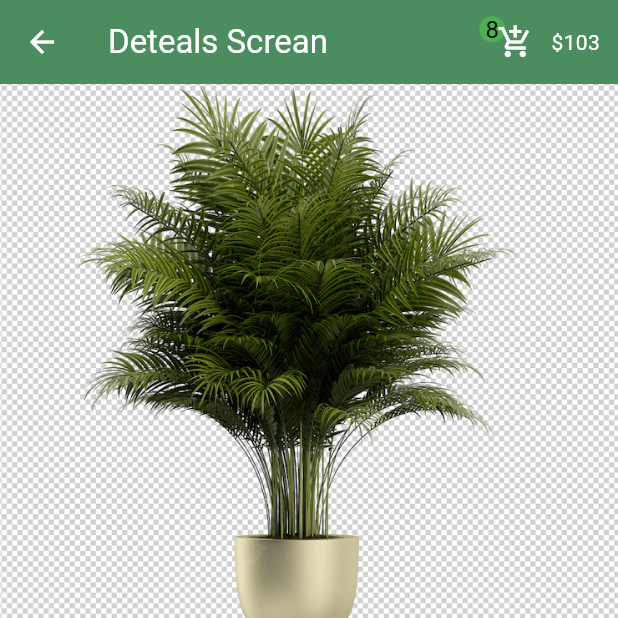
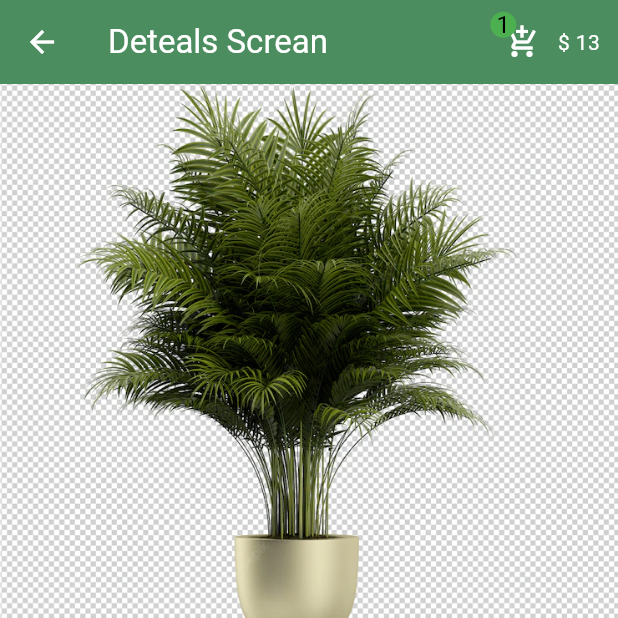
Before and after one commit to lbarsidati22/ecommerce_app, a Flutter app: the Home screen opened directly, after a tap on the "add" icon, after a tap on "$ 12.99", on a phone screen of 412 x 824 dp, the top half of it. Run offline on Flutter 3.47's test engine with Material 3 defaults, Android fonts, the phone set to English and light mode, and no system bars.

Commit message:
cusstom appbar

```diff
--- a/lib/main.dart
+++ b/lib/main.dart
@@ -3,6 +3,7 @@ import 'package:ecommerce_app/provider/cart.dart';
 import 'package:flutter/material.dart';
 import 'package:provider/provider.dart';
 
+import 'pages/checkout.dart';
 import 'pages/deteals_screan.dart';
 import 'pages/home.dart';
 import 'test/test_home.dart';
@@ -26,7 +27,7 @@ class EcommerceApp extends StatelessWidget {
         theme: ThemeData(
           useMaterial3: true,
         ),
-        home: Home(),
+        home: const Checkout(),
       ),
     );
   }
--- a/lib/pages/deteals_screan.dart
+++ b/lib/pages/deteals_screan.dart
@@ -1,6 +1,7 @@
 import 'package:ecommerce_app/model/item.dart';
 import 'package:flutter/material.dart';
 
+import '../shared/appbar.dart';
 import '../shared/colors_constans.dart';
 
 class DetealsScrean extends StatefulWidget {
@@ -18,47 +19,14 @@ class _DetealsScreanState extends State<DetealsScrean> {
   Widget build(BuildContext context) {
     return Scaffold(
       appBar: AppBar(
-        iconTheme: IconThemeData(
+        iconTheme: const IconThemeData(
           color: Colors.white,
         ),
-        actions: [
-          Stack(
-            children: [
-              Container(
-                padding: EdgeInsets.all(4),
-                child: Text(
-                  '8',
-                  style: TextStyle(
-                    color: Colors.black,
-                    fontSize: 16,
-                    fontWeight: FontWeight.w400,
-                  ),
-                ),
-                decoration: BoxDecoration(
-                  color: Colors.green,
-                  shape: BoxShape.circle,
-                ),
-              ),
-              IconButton(
-                  onPressed: () {},
-                  icon: Icon(
-                    color: Colors.white,
-                    Icons.add_shopping_cart,
-                  )),
-            ],
-          ),
-          Padding(
-            padding: const EdgeInsets.only(
-              right: 12,
-            ),
-            child: Text(
-              '\$103',
-              style: TextStyle(color: Colors.white),
-            ),
-          ),
+        actions: const [
+          PrudactAndPrice(),
         ],
         backgroundColor: appbarGreen,
-        title: Text(
+        title: const Text(
           'Deteals Screan',
           style: TextStyle(color: Colors.white),
         ),
@@ -67,26 +35,26 @@ class _DetealsScreanState extends State<DetealsScrean> {
         child: Column(
           children: [
             Image.asset(widget.prudact.imgPath),
-            SizedBox(
+            const SizedBox(
               height: 12,
             ),
             Text(
               '\$ ${widget.prudact.price}',
-              style: TextStyle(fontSize: 20),
+              style: const TextStyle(fontSize: 20),
             ),
-            SizedBox(
+            const SizedBox(
               height: 16,
             ),
             Row(
               mainAxisAlignment: MainAxisAlignment.spaceAround,
               children: [
                 Container(
-                  padding: EdgeInsets.all(6),
+                  padding: const EdgeInsets.all(6),
                   decoration: BoxDecoration(
                     borderRadius: BorderRadius.circular(8),
                     color: Colors.red,
                   ),
-                  child: Text(
+                  child: const Text(
                     'New',
                     style: TextStyle(
                       fontSize: 12,
@@ -94,10 +62,10 @@ class _DetealsScreanState extends State<DetealsScrean> {
                     ),
                   ),
                 ),
-                SizedBox(
+                const SizedBox(
                   width: 10,
                 ),
-                Row(
+                const Row(
                   children: [
                     Icon(
                       Icons.star,
@@ -126,19 +94,19 @@ class _DetealsScreanState extends State<DetealsScrean> {
                     ),
                   ],
                 ),
-                Spacer(),
+                const Spacer(),
                 Row(
                   children: [
-                    Icon(
+                    const Icon(
                       Icons.edit_location,
                       size: 25,
                     ),
-                    SizedBox(
+                    const SizedBox(
                       width: 4,
                     ),
                     Text(
                       widget.prudact.location,
-                      style: TextStyle(
+                      style: const TextStyle(
                         fontSize: 17,
                         fontWeight: FontWeight.w500,
                       ),
@@ -147,10 +115,10 @@ class _DetealsScreanState extends State<DetealsScrean> {
                 ),
               ],
             ),
-            SizedBox(
+            const SizedBox(
               height: 16,
             ),
-            SizedBox(
+            const SizedBox(
               width: double.infinity,
               child: Text(
                 'Details :',
@@ -161,13 +129,13 @@ class _DetealsScreanState extends State<DetealsScrean> {
                 ),
               ),
             ),
-            SizedBox(
+            const SizedBox(
               height: 16,
             ),
             Text(
               overflow: TextOverflow.fade,
               'Most flowering plants depend on animals, such as bees, moths, and butterflies, to transfer their pollen between different flowers, and have evolved to attract these pollinators by various strategies, including brightly colored, conspicuous petals, attractive scents, and the production of nectar, a food source for pollinators.[1] In this way, many flowering plants have co-evolved with pollinators to be mutually dependent on services they provide to one another—in the plants  a means of reproduction  the pollinatorsa source of food',
-              style: TextStyle(
+              style: const TextStyle(
                 fontSize: 16,
               ),
               maxLines: isShowMore ? 3 : null,
@@ -180,7 +148,7 @@ class _DetealsScreanState extends State<DetealsScrean> {
               },
               child: Text(
                 isShowMore ? 'Show more' : 'Show less',
-                style: TextStyle(
+                style: const TextStyle(
                   color: Colors.green,
                   fontSize: 17,
                   fontWeight: FontWeight.w600,
--- a/lib/pages/home.dart
+++ b/lib/pages/home.dart
@@ -5,9 +5,10 @@ import 'package:flutter/material.dart';
 import 'package:provider/provider.dart';
 
 import '../model/item.dart';
+import '../shared/appbar.dart';
 
 class Home extends StatelessWidget {
-  Home({super.key});
+  const Home({super.key});
 
   @override
   Widget build(BuildContext context) {
@@ -19,7 +20,7 @@ class Home extends StatelessWidget {
           children: [
             Column(
               children: [
-                UserAccountsDrawerHeader(
+                const UserAccountsDrawerHeader(
                   decoration: BoxDecoration(
                     image: DecorationImage(
                       image: AssetImage('assets/images/backgroundimage.jpg'),
@@ -38,33 +39,33 @@ class Home extends StatelessWidget {
                   ),
                 ),
                 ListTile(
-                  title: Text('Home'),
-                  leading: Icon(Icons.home),
+                  title: const Text('Home'),
+                  leading: const Icon(Icons.home),
                   onTap: () {},
                 ),
                 ListTile(
-                  title: Text('My Prudact'),
-                  leading: Icon(Icons.add_shopping_cart),
+                  title: const Text('My Prudact'),
+                  leading: const Icon(Icons.add_shopping_cart),
                   onTap: () {},
                 ),
                 ListTile(
-                  title: Text('about'),
-                  leading: Icon(
+                  title: const Text('about'),
+                  leading: const Icon(
                     Icons.help_center,
                   ),
                   onTap: () {},
                 ),
                 ListTile(
-                  title: Text('logout'),
-                  leading: Icon(
+                  title: const Text('logout'),
+                  leading: const Icon(
                     Icons.exit_to_app,
                   ),
                   onTap: () {},
                 ),
               ],
             ),
-            Padding(
-              padding: const EdgeInsets.all(8.0),
+            const Padding(
+              padding: EdgeInsets.all(8.0),
               child: Text(
                 'Developed by lbar sidati 2024',
                 style: TextStyle(
@@ -77,55 +78,14 @@ class Home extends StatelessWidget {
         ),
       ),
       appBar: AppBar(
-        iconTheme: IconThemeData(
+        iconTheme: const IconThemeData(
           color: Colors.white,
         ),
-        actions: [
-          Row(
-            children: [
-              Stack(
-                children: [
-                  IconButton(
-                      onPressed: () {},
-                      icon: Icon(
-                        color: Colors.white,
-                        Icons.add_shopping_cart,
-                      )),
-                  Positioned(
-                    top: -3,
-                    left: 3,
-                    child: Container(
-                      padding: EdgeInsets.all(4),
-                      child: Text(
-                        '${cartt.selectedPrudact.length}',
-                        style: TextStyle(
-                          color: Colors.black,
-                          fontSize: 16,
-                          fontWeight: FontWeight.w400,
-                        ),
-                      ),
-                      decoration: BoxDecoration(
-                        color: Colors.green,
-                        shape: BoxShape.circle,
-                      ),
-                    ),
-                  ),
-                ],
-              ),
-              Padding(
-                padding: const EdgeInsets.only(
-                  right: 12,
-                ),
-                child: Text(
-                  '\$ ${cartt.price}',
-                  style: TextStyle(color: Colors.white),
-                ),
-              ),
-            ],
-          ),
+        actions: const [
+          PrudactAndPrice(),
         ],
         backgroundColor: appbarGreen,
-        title: Text(
+        title: const Text(
           'Home',
           style: TextStyle(color: Colors.white),
         ),
@@ -134,7 +94,7 @@ class Home extends StatelessWidget {
         padding: const EdgeInsets.only(top: 20),
         child: GridView.builder(
           itemCount: items.length,
-          gridDelegate: SliverGridDelegateWithFixedCrossAxisCount(
+          gridDelegate: const SliverGridDelegateWithFixedCrossAxisCount(
             crossAxisCount: 2,
             childAspectRatio: 3 / 2,
             mainAxisSpacing: 22,
@@ -153,6 +113,21 @@ class Home extends StatelessWidget {
                 );
               },
               child: GridTile(
+                footer: GridTileBar(
+                  // backgroundColor: Color(0xffcad8d5),
+                  trailing: IconButton(
+                    onPressed: () {
+                      cartt.add(items[index]);
+                    },
+                    icon: const Icon(
+                      Icons.add,
+                      color: Colors.black,
+                    ),
+                  ),
+
+                  leading: const Text('\$ 12.99'),
+                  title: const Text(''),
+                ),
                 child: Stack(
                   children: [
                     Positioned(
@@ -167,21 +142,6 @@ class Home extends StatelessWidget {
                     ),
                   ],
                 ),
-                footer: GridTileBar(
-                  // backgroundColor: Color(0xffcad8d5),
-                  trailing: IconButton(
-                    onPressed: () {
-                      cartt.add(items[index]);
-                    },
-                    icon: Icon(
-                      Icons.add,
-                      color: Colors.black,
-                    ),
-                  ),
-
-                  leading: Text('\$ 12.99'),
-                  title: Text(''),
-                ),
               ),
             );
           },
--- /dev/null
+++ b/lib/shared/appbar.dart
@@ -0,0 +1,54 @@
+import 'package:ecommerce_app/provider/cart.dart';
+import 'package:flutter/material.dart';
+import 'package:provider/provider.dart';
+
+class PrudactAndPrice extends StatelessWidget {
+  const PrudactAndPrice({super.key});
+
+  @override
+  Widget build(BuildContext context) {
+    final cartt = Provider.of<Cart>(context);
+    return Row(
+      children: [
+        Stack(
+          children: [
+            IconButton(
+                onPressed: () {},
+                icon: const Icon(
+                  color: Colors.white,
+                  Icons.add_shopping_cart,
+                )),
+            Positioned(
+              top: -3,
+              left: 3,
+              child: Container(
+                padding: const EdgeInsets.all(4),
+                decoration: const BoxDecoration(
+                  color: Colors.green,
+                  shape: BoxShape.circle,
+                ),
+                child: Text(
+                  '${cartt.selectedPrudact.length}',
+                  style: TextStyle(
+                    color: Colors.black,
+                    fontSize: 16,
+                    fontWeight: FontWeight.w400,
+                  ),
+                ),
+              ),
+            ),
+          ],
+        ),
+        Padding(
+          padding: const EdgeInsets.only(
+            right: 12,
+          ),
+          child: Text(
+            '\$ ${cartt.price}',
+            style: const TextStyle(color: Colors.white),
+          ),
+        ),
+      ],
+    );
+  }
+}
--- a/lib/shared/constants.dart
+++ b/lib/shared/constants.dart
@@ -1,7 +1,7 @@
 import 'package:flutter/material.dart';
 
 const decorationTextFiled = InputDecoration(
-  focusedBorder: const OutlineInputBorder(
+  focusedBorder: OutlineInputBorder(
     borderSide: BorderSide(
       color: Colors.grey,
     ),
@@ -11,7 +11,7 @@ const decorationTextFiled = InputDecoration(
   ),
   enabledBorder: OutlineInputBorder(
     borderSide: BorderSide.none,
-    borderRadius: const BorderRadius.all(
+    borderRadius: BorderRadius.all(
       Radius.circular(12),
     ),
   ),
```
Also changed, not shown: lib/pages/checkout.dart (added, +35 -0 lines), lib/pages/login.dart (+6 -6 lines), lib/pages/register.dart (+7 -7 lines), 4 other files.
